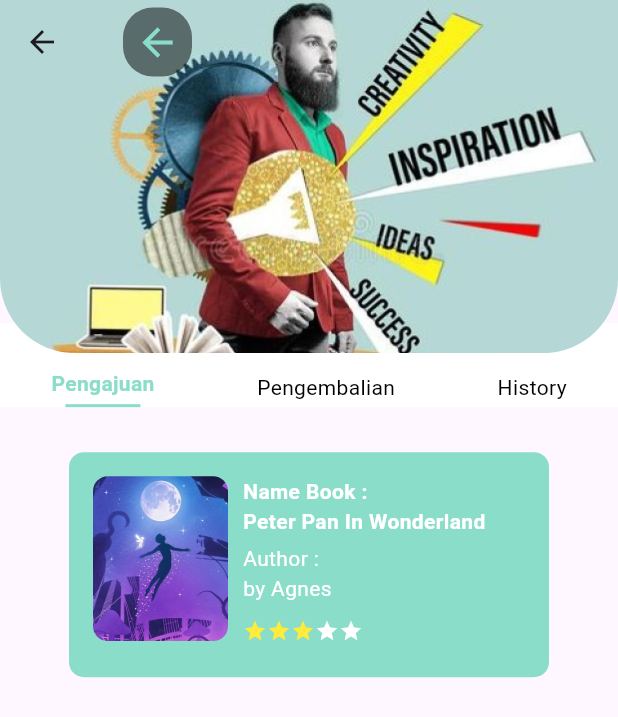
After one commit to Das1777/proek_as, a Flutter app: the PengajuanPage screen opened by its route, on a phone screen of 412 x 824 dp. The commit adds this screen. Shown: the top 717 px of the screen. Run offline on Flutter 3.47's test engine with Material 3 defaults, Android fonts, the phone set to English and light mode, and no system bars; our stand-ins replace flutter_custom_clippers.

Commit message:
nambahin pengajuan

```diff
--- /dev/null
+++ b/perpus/lib/Page/Pengajuan_Page.dart
@@ -0,0 +1,93 @@
+import 'package:flutter/material.dart';
+import 'package:perpus/components/App_Bar_Pengajuan.dart';
+import 'package:perpus/components/Book_Card_Component.dart';
+import 'package:perpus/components/NotFound_Component.dart';
+import 'package:perpus/components/Tab_Button_Component.dart';
+
+class PengajuanPage extends StatefulWidget {
+  const PengajuanPage({super.key});
+
+  @override
+  _PengajuanPageState createState() => _PengajuanPageState();
+}
+
+class _PengajuanPageState extends State<PengajuanPage> {
+  int selectedIndex = 0;
+
+  void onTabSelected(int index) {
+    setState(() {
+      selectedIndex = index;
+    });
+  }
+
+  @override
+  Widget build(BuildContext context) {
+    return Scaffold(
+      body: CustomScrollView(
+        slivers: [
+          SliverAppBar(
+            pinned: true,
+            expandedHeight: MediaQuery.of(context).size.height / 3.5,
+            flexibleSpace: FlexibleSpaceBar(
+              background: ClipRRect(
+                borderRadius: BorderRadius.only(
+                  bottomLeft: Radius.circular(50),
+                  bottomRight: Radius.circular(50),
+                ),
+                child: Image.asset(
+                  "images/bgpengajuan.jpg",
+                  fit: BoxFit.cover,
+                ),
+              ),
+            ),
+            backgroundColor: Colors.transparent,
+            elevation: 0,
+            toolbarHeight: AppBar().preferredSize.height,
+            title: AppBarPengajuan(),
+          ),
+          SliverToBoxAdapter(
+            child: Transform.translate(
+              offset: Offset(0, -20), // Menggeser DetailComponent ke atas
+              child: Column(
+                children: [
+                  Container(
+                    color: Colors.white,
+                    child: Padding(
+                      padding: const EdgeInsets.only(top: 30),
+                      child: Row(
+                        mainAxisAlignment: MainAxisAlignment.spaceAround,
+                        children: [
+                          TabButton(
+                            title: 'Pengajuan',
+                            isSelected: selectedIndex == 0,
+                            onTap: () => onTabSelected(0),
+                          ),
+                          TabButton(
+                            title: 'Pengembalian',
+                            isSelected: selectedIndex == 1,
+                            onTap: () => onTabSelected(1),
+                          ),
+                          TabButton(
+                            title: 'History',
+                            isSelected: selectedIndex == 2,
+                            onTap: () => onTabSelected(2),
+                          ),
+                        ],
+                      ),
+                    ),
+                  ),
+                  SizedBox(
+                    height: 30,
+                  ),
+                  if (selectedIndex == 0) BookCard(),
+                  if (selectedIndex == 1) NotFoundComponent(),
+                  if (selectedIndex == 2) NotFoundComponent(),
+                ],
+              ),
+            ),
+          )
+        ],
+      ),
+    );
+  }
+}
--- /dev/null
+++ b/perpus/lib/components/App_Bar_Pengajuan.dart
@@ -0,0 +1,43 @@
+import 'package:flutter/cupertino.dart';
+import 'package:flutter/material.dart';
+import 'package:flutter/widgets.dart';
+import 'package:perpus/Page/Home_Page.dart';
+
+class AppBarPengajuan extends StatelessWidget {
+  const AppBarPengajuan({super.key});
+
+  @override
+  Widget build(BuildContext context) {
+    return Padding(
+      padding: const EdgeInsets.all(10),
+      child: Row(
+        children: [
+          InkWell(
+            onTap: () {
+              Navigator.pushNamed(context, "homepage");
+            },
+            child: Container(
+              padding: EdgeInsets.all(8),
+              decoration: BoxDecoration(
+                  color: Colors.black.withOpacity(0.5),
+                  borderRadius: BorderRadius.circular(20),
+                  boxShadow: [
+                    BoxShadow(
+                      color: Colors.transparent,
+                      spreadRadius: 2,
+                      blurRadius: 10,
+                      offset: Offset(0, 3),
+                    )
+                  ]),
+              child: Icon(
+                Icons.arrow_back,
+                size: 30.0,
+                color: Color(0xFF8ADDC9),
+              ),
+            ),
+          ),
+        ],
+      ),
+    );
+  }
+}
--- /dev/null
+++ b/perpus/lib/components/Book_Card_Component.dart
@@ -0,0 +1,76 @@
+import 'package:flutter/material.dart';
+
+class BookCard extends StatelessWidget {
+  @override
+  Widget build(BuildContext context) {
+    return Container(
+      height: 150,
+      width: 320,
+      padding: EdgeInsets.all(16),
+      decoration: BoxDecoration(
+        color: Color(0xFF8ADDC9),
+        borderRadius: BorderRadius.circular(10),
+      ),
+      child: Row(
+        crossAxisAlignment: CrossAxisAlignment.start,
+        children: [
+          ClipRRect(
+            borderRadius: BorderRadius.circular(10),
+            child: Image.asset(
+              'images/peter.png', // Add your book cover image here
+              width: 90,
+              height: 110,
+              fit: BoxFit.cover,
+            ),
+          ),
+          SizedBox(width: 10),
+          Expanded(
+            child: Column(
+              crossAxisAlignment: CrossAxisAlignment.start,
+              children: [
+                Text(
+                  'Name Book :',
+                  style: TextStyle(
+                    fontWeight: FontWeight.bold,
+                    color: Colors.white,
+                  ),
+                ),
+                Flexible(
+                  child: Text(
+                    'Peter Pan In Wonderland',
+                    style: TextStyle(
+                      fontWeight: FontWeight.bold,
+                      color: Colors.white,
+                    ),
+                    overflow: TextOverflow.ellipsis,
+                  ),
+                ),
+                SizedBox(height: 5),
+                Text(
+                  'Author :',
+                  style: TextStyle(color: Colors.white),
+                ),
+                Text(
+                  'by Agnes',
+                  style: TextStyle(color: Colors.white),
+                ),
+                SizedBox(height: 10),
+                Flexible(
+                  child: Row(
+                    children: [
+                      Icon(Icons.star, color: Colors.yellow, size: 16),
+                      Icon(Icons.star, color: Colors.yellow, size: 16),
+                      Icon(Icons.star, color: Colors.yellow, size: 16),
+                      Icon(Icons.star, color: Colors.white, size: 16),
+                      Icon(Icons.star, color: Colors.white, size: 16),
+                    ],
+                  ),
+                ),
+              ],
+            ),
+          ),
+        ],
+      ),
+    );
+  }
+}
--- /dev/null
+++ b/perpus/lib/components/NotFound_Component.dart
@@ -0,0 +1,21 @@
+import 'package:flutter/material.dart';
+
+class NotFoundComponent extends StatelessWidget {
+  const NotFoundComponent({super.key});
+
+  @override
+  Widget build(BuildContext context) {
+    return Column(
+      children: [
+        Container(
+          width: MediaQuery.sizeOf(context).width / 1.2,
+          child: Image.asset("images/notfound.png"),
+        ),
+        Text(
+          "No books have been returned yet",
+          style: TextStyle(fontSize: 20, fontWeight: FontWeight.bold),
+        )
+      ],
+    );
+  }
+}
--- a/perpus/lib/components/Pouler_Component.dart
+++ b/perpus/lib/components/Pouler_Component.dart
@@ -1,5 +1,6 @@
 import 'package:flutter/material.dart';
 import 'package:flutter/widgets.dart';
+import 'package:perpus/Page/Home_Page.dart';
 
 class PopulerComponent extends StatelessWidget {
   const PopulerComponent({super.key});
@@ -24,6 +25,10 @@ class PopulerComponent extends StatelessWidget {
           Container(
             height: MediaQuery.of(context).size.height / 3, // Increased height
             width: MediaQuery.of(context).size.width,
+            child: InkWell(
+              onTap: () {
+                Navigator.pushNamed(context, "pengajuan");
+              },
               child: Scrollbar(
                 child: ListView.builder(
                   padding: EdgeInsets.all(10),
@@ -65,6 +70,7 @@ class PopulerComponent extends StatelessWidget {
                 ),
               ),
             ),
+          ),
         ],
       ),
     );
--- /dev/null
+++ b/perpus/lib/components/Tab_Button_Component.dart
@@ -0,0 +1,38 @@
+import 'package:flutter/material.dart';
+
+class TabButton extends StatelessWidget {
+  final String title;
+  final bool isSelected;
+  final VoidCallback onTap;
+
+  const TabButton({
+    required this.title,
+    required this.isSelected,
+    required this.onTap,
+  });
+
+  @override
+  Widget build(BuildContext context) {
+    return GestureDetector(
+      onTap: onTap,
+      child: Column(
+        children: [
+          Text(
+            title,
+            style: TextStyle(
+              color: isSelected ? Color(0xFF8ADDC9) : Colors.black,
+              fontWeight: isSelected ? FontWeight.bold : FontWeight.normal,
+            ),
+          ),
+          if (isSelected)
+            Container(
+              margin: EdgeInsets.only(top: 4),
+              height: 2,
+              width: 50,
+              color: Color(0xFF8ADDC9),
+            ),
+        ],
+      ),
+    );
+  }
+}
--- a/perpus/lib/main.dart
+++ b/perpus/lib/main.dart
@@ -1,6 +1,7 @@
 import 'package:flutter/material.dart';
 import 'package:perpus/Page/Detail_page.dart';
 import 'package:perpus/Page/Home_Page.dart';
+import 'package:perpus/Page/Pengajuan_Page.dart';
 import 'package:perpus/splash_screen.dart';
 
 void main() {
@@ -16,6 +17,7 @@ class MyApp extends StatelessWidget {
         "/": (context) => SplashScreen(),
         "homepage": (context) => HomePage(),
         "detail" :(context) => DetailPage(),
+        "pengajuan":(context) => PengajuanPage(),
       },
     );
   }
```
Also changed, not shown: perpus/images/bgpengajuan.jpg (added), perpus/images/image-removebg-preview (39).png (added). Lines whose indentation alone changed are shown as unchanged.
